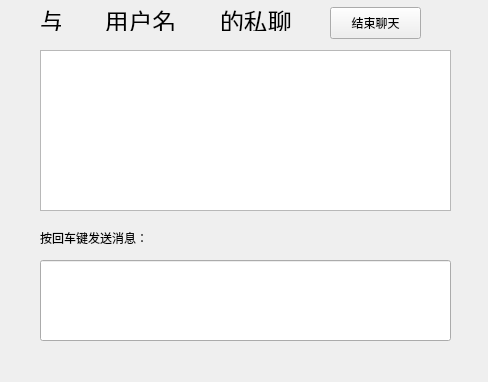
This is Alex/UI/chatPage.ui in 908926798/auction_market as Qt 5 draws it before an edit. The edited form follows.
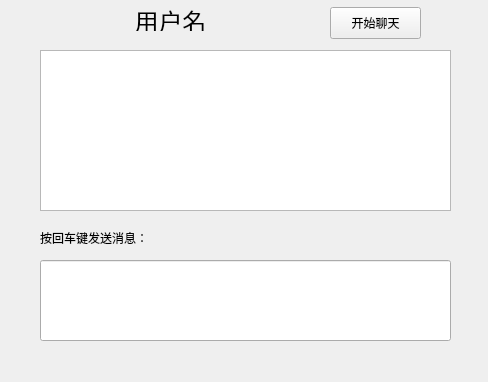
This is the edited form.

What changed in the file:
```diff
--- a/Alex/UI/chatPage.ui
+++ b/Alex/UI/chatPage.ui
@@ -13,24 +13,6 @@
   <property name="windowTitle">
    <string>Chat</string>
   </property>
-  <widget class="QLabel" name="label">
-   <property name="geometry">
-    <rect>
-     <x>220</x>
-     <y>10</y>
-     <width>101</width>
-     <height>21</height>
-    </rect>
-   </property>
-   <property name="font">
-    <font>
-     <pointsize>18</pointsize>
-    </font>
-   </property>
-   <property name="text">
-    <string>的私聊</string>
-   </property>
-  </widget>
   <widget class="QTextBrowser" name="txb">
    <property name="geometry">
     <rect>
@@ -54,30 +36,12 @@
     <string>按回车键发送消息：</string>
    </property>
   </widget>
-  <widget class="QLabel" name="label_3">
-   <property name="geometry">
-    <rect>
-     <x>40</x>
-     <y>10</y>
-     <width>21</width>
-     <height>21</height>
-    </rect>
-   </property>
-   <property name="font">
-    <font>
-     <pointsize>18</pointsize>
-    </font>
-   </property>
-   <property name="text">
-    <string>与</string>
-   </property>
-  </widget>
   <widget class="QLabel" name="lbl_other">
    <property name="geometry">
     <rect>
-     <x>80</x>
+     <x>30</x>
      <y>10</y>
-     <width>121</width>
+     <width>281</width>
      <height>21</height>
     </rect>
    </property>
@@ -106,7 +70,7 @@
     <enum>Qt::NoFocus</enum>
    </property>
    <property name="text">
-    <string>结束聊天</string>
+    <string>开始聊天</string>
    </property>
   </widget>
   <widget class="QLineEdit" name="lie">
```
